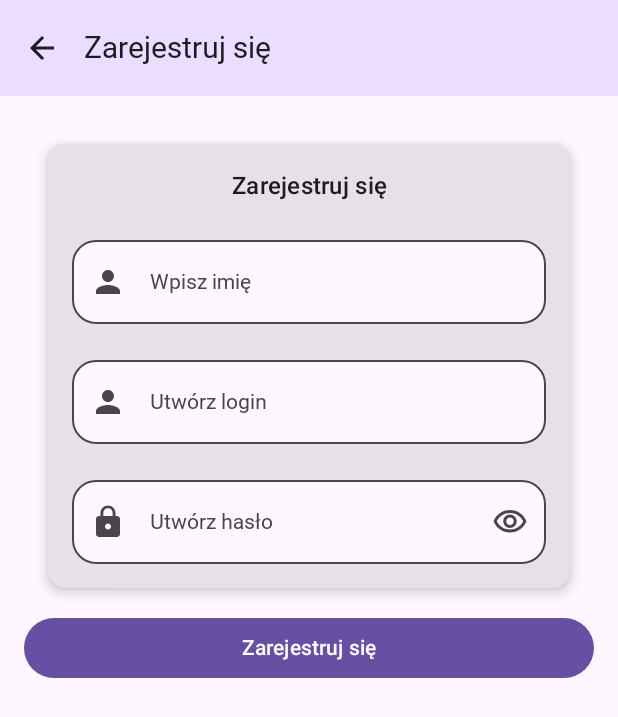
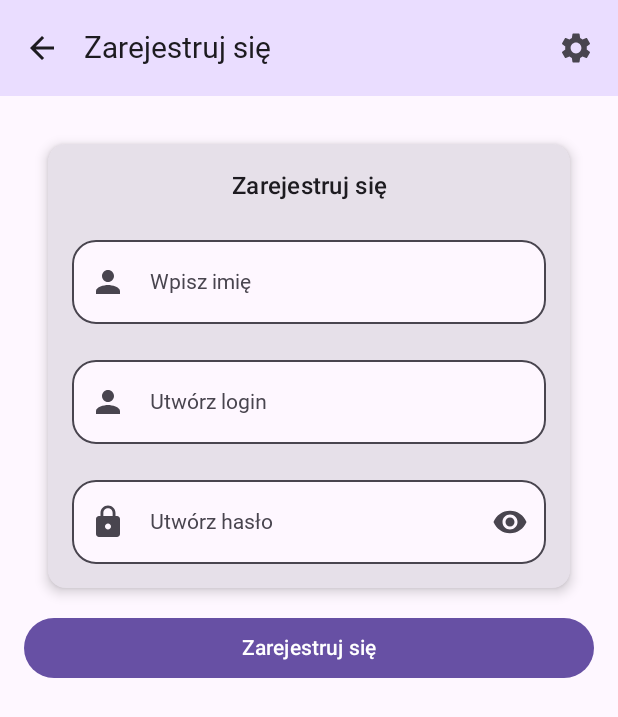
Before and after one commit to NataliaKrzykala/HealthMateApp, an Android app built with Jetpack Compose: the screen it shows after launch (MainActivity), after a tap on "Zarejestruj się", on a phone screen of 412 x 824 dp. Shown: the top 717 px of the screen. Run offline under Robolectric (Android 15) with nearby library versions, the phone set to English and light mode, and no system bars; Roboto replaces fonts that are not available here.

Commit message:
Settings button

```diff
--- a/app/src/main/java/com/example/healthmate/HealthMateScreen.kt
+++ b/app/src/main/java/com/example/healthmate/HealthMateScreen.kt
@@ -6,6 +6,7 @@ import androidx.compose.foundation.layout.fillMaxSize
 import androidx.compose.foundation.layout.padding
 import androidx.compose.material.icons.Icons
 import androidx.compose.material.icons.filled.ArrowBack
+import androidx.compose.material.icons.filled.Settings
 import androidx.compose.material3.ExperimentalMaterial3Api
 import androidx.compose.material3.Icon
 import androidx.compose.material3.IconButton
@@ -34,6 +35,7 @@ import com.example.healthmate.ui.LogInScreen
 import com.example.healthmate.ui.MainPanelScreen
 import com.example.healthmate.ui.RegisterScreen
 import com.example.healthmate.ui.StartScreen
+import com.example.healthmate.ui.SettingsScreen
 
 
 enum class HealthMateScreen(@StringRes val title: Int) {
@@ -42,6 +44,7 @@ enum class HealthMateScreen(@StringRes val title: Int) {
     Register(title = R.string.register),
     MainPanel(title = R.string.view_main_panel),
     Statistics(title = R.string.view_statistics),
+    Settings(title = R.string.settings),
     Account(title = R.string.view_account),
 }
 
@@ -54,6 +57,7 @@ fun HealthMateAppBar(
     currentScreen: HealthMateScreen,
     canNavigateBack: Boolean,
     navigateUp: () -> Unit,
+    navigateToSettings: () -> Unit,
     modifier: Modifier = Modifier
 ) {
     TopAppBar(
@@ -71,6 +75,14 @@ fun HealthMateAppBar(
                         contentDescription = stringResource(R.string.back_button)
                     )
                 }
+            }
+        } ,
+        actions = {
+            IconButton(onClick = navigateToSettings) {
+                Icon(
+                    imageVector = Icons.Filled.Settings,
+                    contentDescription = stringResource(R.string.settings)
+                )
             }
         }
     )
@@ -91,7 +103,8 @@ fun HealthMateApp(
             HealthMateAppBar(
                 currentScreen = currentScreen,
                 canNavigateBack = navController.previousBackStackEntry != null,
-                navigateUp = { navController.navigateUp() }
+                navigateUp = { navController.navigateUp() },
+                navigateToSettings = { navController.navigate(HealthMateScreen.Settings.name) }
             )
         }
     ) { innerPadding ->
@@ -137,10 +150,17 @@ fun HealthMateApp(
                     modifier = Modifier.fillMaxHeight()
                 )
             }
+            composable(route = HealthMateScreen.Settings.name) {
+                SettingsScreen(
+                    modifier = Modifier.fillMaxHeight()
+                )
+            }
         }
 
     }
 }
+
+
 
 private fun cancelAndNavigateToStart(
     viewModel: HealthMateViewModel,
--- a/app/src/main/java/com/example/healthmate/ui/RegisterScreen.kt
+++ b/app/src/main/java/com/example/healthmate/ui/RegisterScreen.kt
@@ -14,8 +14,8 @@ import androidx.compose.foundation.verticalScroll
 import androidx.compose.material.icons.Icons
 import androidx.compose.material.icons.filled.Lock
 import androidx.compose.material.icons.filled.Person
-import androidx.compose.material.icons.outlined.Visibility
-import androidx.compose.material.icons.outlined.VisibilityOff
+import androidx.compose.material.icons.filled.Visibility
+import androidx.compose.material.icons.filled.VisibilityOff
 import androidx.compose.material3.Button
 import androidx.compose.material3.Card
 import androidx.compose.material3.CardDefaults
@@ -216,7 +216,7 @@ fun RegisterLayout(
                 trailingIcon = {
                     IconButton(onClick = onPasswordVisibilityToggle) {
                         Icon(
-                            imageVector = if (isPasswordVisible) Icons.Outlined.VisibilityOff else Icons.Outlined.Visibility,
+                            imageVector = if (isPasswordVisible) Icons.Filled.VisibilityOff else Icons.Filled.Visibility,
                             contentDescription = "Toggle password visibility"
                         )
                     }
--- a/app/src/main/res/values/strings.xml
+++ b/app/src/main/res/values/strings.xml
@@ -6,6 +6,7 @@
     <string name="view_main_panel">Panel główny</string>
     <string name="view_statistics">Zobacz historię pomiarów</string>
     <string name="back_button">Powrót</string>
+    <string name="settings">Ustawienia</string>
 
     <string name="name">Imię</string>
     <string name="username">Login</string>
```
Also changed, not shown: app/src/main/java/com/example/healthmate/ui/SettingsScreen.kt (added, +12 -0 lines), app/src/main/res/drawable/logo2.png (added).
